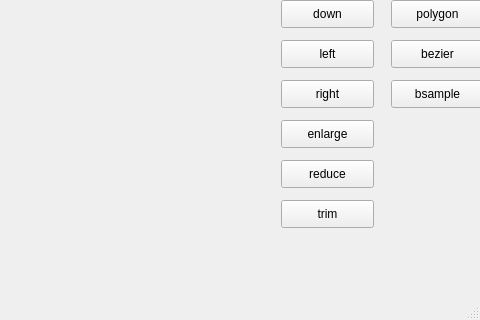
Before: the Qt Designer form mainwindow.ui in JiaweiLing/CGLab, drawn with Qt 5; both pictures show x 339 to 819 and y 177 to 497 of the 819 by 497 pixel window.
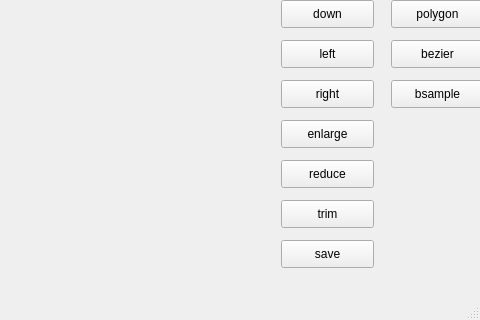
After: the same form once the commit is applied.

```diff
--- a/mainwindow.ui
+++ b/mainwindow.ui
@@ -235,6 +235,19 @@
      <string>bsample</string>
     </property>
    </widget>
+   <widget class="QPushButton" name="pushButton_18">
+    <property name="geometry">
+     <rect>
+      <x>620</x>
+      <y>400</y>
+      <width>93</width>
+      <height>28</height>
+     </rect>
+    </property>
+    <property name="text">
+     <string>save</string>
+    </property>
+   </widget>
   </widget>
   <widget class="QMenuBar" name="menuBar">
    <property name="geometry">
```
